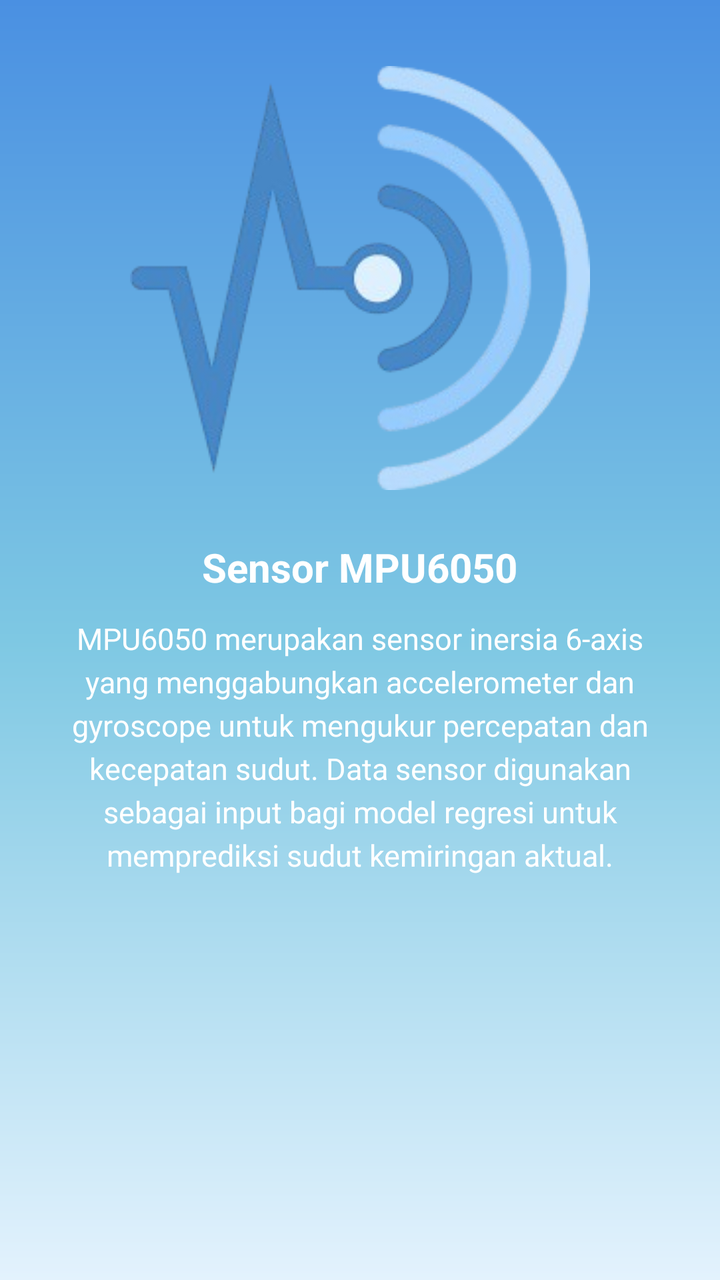
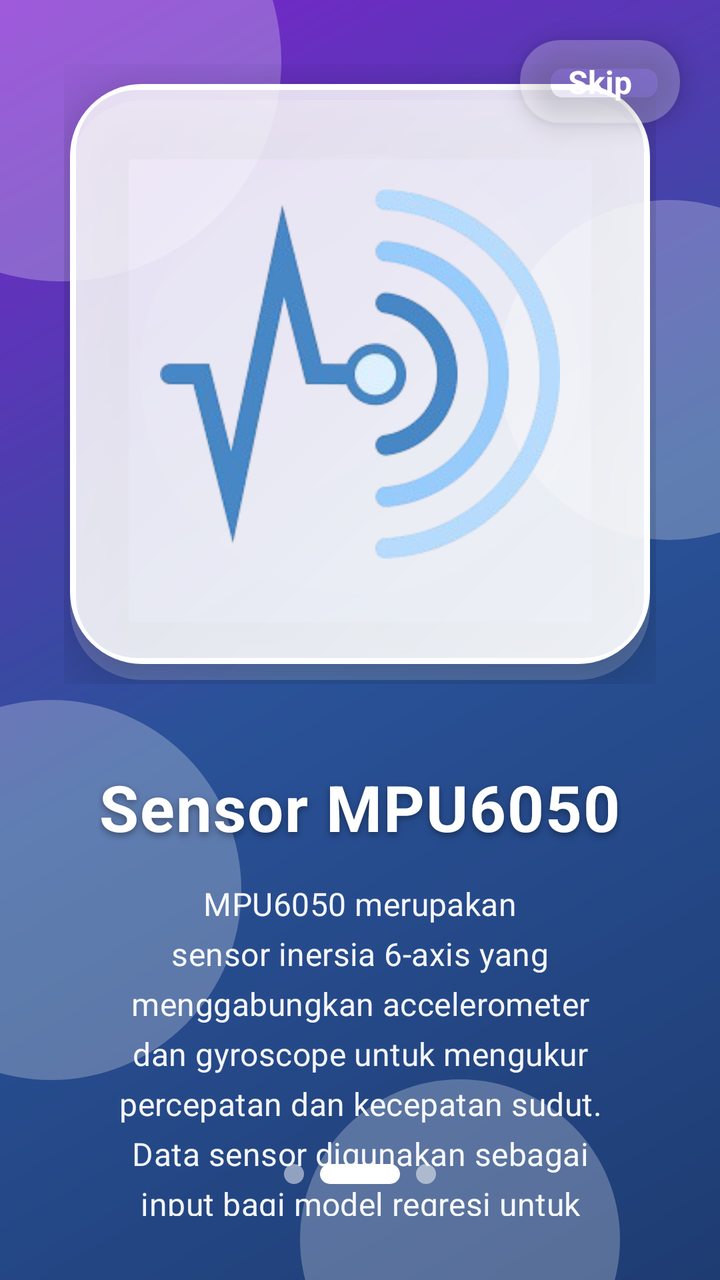

Two renders of the same Android screen: before a commit and after it. Below are the layout's source before the change and the commit's diff.
<!-- AndroidManifest.xml: application theme Theme.NajwaBelajarNavigationDrawer -->
<!-- res/layout/fragment_sensor.xml -->
<?xml version="1.0" encoding="utf-8"?>
<ScrollView xmlns:android="http://schemas.android.com/apk/res/android"
    android:layout_width="match_parent"
    android:layout_height="match_parent"
    android:background="@drawable/bg_gradient"
    android:padding="24dp">

    <LinearLayout
        android:layout_width="match_parent"
        android:layout_height="wrap_content"
        android:orientation="vertical"
        android:gravity="center_horizontal">

        <ImageView
            android:id="@+id/gambarSensor"
            android:layout_width="230dp"
            android:layout_height="230dp"
            android:src="@drawable/gambar_sensor"
            android:contentDescription="@string/judul_sensor"
            android:layout_marginBottom="16dp" />

        <TextView
            android:id="@+id/judulSensor"
            android:layout_width="wrap_content"
            android:layout_height="wrap_content"
            android:text="@string/judul_sensor"
            android:textColor="@android:color/white"
            android:textSize="20sp"
            android:textStyle="bold"
            android:layout_marginBottom="12dp" />

        <TextView
            android:id="@+id/textSensor"
            android:layout_width="match_parent"
            android:layout_height="wrap_content"
            android:text="@string/isi_sensor"
            android:textColor="@android:color/white"
            android:textSize="15sp"
            android:textAlignment="center"
            android:lineSpacingExtra="4dp" />
    </LinearLayout>
</ScrollView>
<!-- resources referenced by this layout -->
<resources>
  <!-- drawable bg_gradient (drawable) -->
  <?xml version="1.0" encoding="utf-8"?>
  <shape xmlns:android="http://schemas.android.com/apk/res/android"
      android:shape="rectangle">
      <gradient
          android:startColor="@color/gradien_awal"
          android:centerColor="@color/gradien_tengah"
          android:endColor="@color/gradien_akhir"
          android:angle="270"
          android:type="linear"
          android:useLevel="false" />
  </shape>
  <!-- drawable gambar_sensor: png bitmap (drawable, 43501 bytes) -->
  <string name="isi_sensor">
          MPU6050 merupakan sensor inersia 6-axis yang menggabungkan accelerometer dan gyroscope untuk mengukur percepatan dan kecepatan sudut.
          Data sensor digunakan sebagai input bagi model regresi untuk memprediksi sudut kemiringan aktual.
      </string>
  <string name="judul_sensor">Sensor MPU6050</string>
  <style name="Theme.NajwaBelajarNavigationDrawer" parent="Base.Theme.NajwaBelajarNavigationDrawer" />
  <color name="gradien_awal">#4A90E2</color>
  <color name="gradien_tengah">#7EC8E3</color>
  <color name="gradien_akhir">#E3F2FD</color>
  <style name="Base.Theme.NajwaBelajarNavigationDrawer" parent="Theme.Material3.DayNight.NoActionBar">
  
          <item name="colorPrimary">@color/biru_tua</item>
          <item name="colorPrimaryContainer">@color/biru_muda</item>
          <item name="colorOnPrimary">@android:color/white</item>
  
          <item name="android:windowBackground">@color/putih</item>
          <item name="android:statusBarColor">@color/biru_tua</item>
  
          <item name="windowActionBar">false</item>
          <item name="android:windowNoTitle">true</item>
      </style>
  <color name="biru_tua">#0D47A1</color>
  <color name="biru_muda">#42A5F5</color>
  <color name="putih">#FFFFFFFF</color>
</resources>

<!-- the commit's change to res/layout/fragment_sensor.xml (unified diff, before → after) -->
@@ -1,42 +1,209 @@
 <?xml version="1.0" encoding="utf-8"?>
-<ScrollView xmlns:android="http://schemas.android.com/apk/res/android"
+<androidx.constraintlayout.widget.ConstraintLayout
+    xmlns:android="http://schemas.android.com/apk/res/android"
+    xmlns:app="http://schemas.android.com/apk/res-auto"
     android:layout_width="match_parent"
     android:layout_height="match_parent"
-    android:background="@drawable/bg_gradient"
-    android:padding="24dp">
-
+    android:background="@drawable/bg_onboarding_gradient">
+
+    
+    <View
+        android:layout_width="220dp"
+        android:layout_height="220dp"
+        android:background="@drawable/bg_wave_decoration"
+        app:layout_constraintTop_toTopOf="parent"
+        app:layout_constraintStart_toStartOf="parent"
+        android:layout_marginTop="-80dp"
+        android:layout_marginStart="-80dp" />
+
+    <View
+        android:layout_width="170dp"
+        android:layout_height="170dp"
+        android:background="@drawable/bg_wave_decoration"
+        app:layout_constraintTop_toTopOf="parent"
+        app:layout_constraintEnd_toEndOf="parent"
+        android:layout_marginTop="100dp"
+        android:layout_marginEnd="-60dp" />
+
+    <View
+        android:layout_width="190dp"
+        android:layout_height="190dp"
+        android:background="@drawable/bg_wave_decoration"
+        app:layout_constraintBottom_toBottomOf="parent"
+        app:layout_constraintStart_toStartOf="parent"
+        android:layout_marginBottom="100dp"
+        android:layout_marginStart="-70dp" />
+
+    <View
+        android:layout_width="160dp"
+        android:layout_height="160dp"
+        android:background="@drawable/bg_wave_decoration"
+        app:layout_constraintBottom_toBottomOf="parent"
+        app:layout_constraintEnd_toEndOf="parent"
+        android:layout_marginBottom="-60dp"
+        android:layout_marginEnd="50dp" />
+
+    
+    <androidx.cardview.widget.CardView
+        android:layout_width="wrap_content"
+        android:layout_height="wrap_content"
+        android:layout_margin="20dp"
+        app:cardCornerRadius="20dp"
+        app:cardElevation="8dp"
+        app:cardBackgroundColor="@android:color/transparent"
+        app:layout_constraintTop_toTopOf="parent"
+        app:layout_constraintEnd_toEndOf="parent">
+
+        <FrameLayout
+            android:id="@+id/btnSkip"
+            android:layout_width="wrap_content"
+            android:layout_height="wrap_content"
+            android:background="@drawable/bg_skip_button"
+            android:clickable="true"
+            android:focusable="true"
+            android:foreground="?attr/selectableItemBackground"
+            android:paddingHorizontal="24dp"
+            android:paddingVertical="10dp">
+
+            <TextView
+                android:layout_width="wrap_content"
+                android:layout_height="wrap_content"
+                android:text="Skip"
+                android:textColor="@color/putih"
+                android:textSize="16sp"
+                android:textStyle="bold" />
+
+        </FrameLayout>
+
+    </androidx.cardview.widget.CardView>
+
+    
     <LinearLayout
         android:layout_width="match_parent"
         android:layout_height="wrap_content"
         android:orientation="vertical"
-        android:gravity="center_horizontal">
-
-        <ImageView
-            android:id="@+id/gambarSensor"
-            android:layout_width="230dp"
-            android:layout_height="230dp"
-            android:src="@drawable/gambar_sensor"
-            android:contentDescription="@string/judul_sensor"
-            android:layout_marginBottom="16dp" />
-
+        android:gravity="center_horizontal"
+        android:padding="32dp"
+        app:layout_constraintTop_toTopOf="parent"
+        app:layout_constraintBottom_toBottomOf="parent"
+        app:layout_constraintStart_toStartOf="parent"
+        app:layout_constraintEnd_toEndOf="parent">
+
+        
+        <FrameLayout
+            android:layout_width="310dp"
+            android:layout_height="310dp"
+            android:layout_marginBottom="40dp">
+
+            
+            <androidx.cardview.widget.CardView
+                android:layout_width="290dp"
+                android:layout_height="290dp"
+                android:layout_gravity="center"
+                android:layout_marginTop="8dp"
+                app:cardCornerRadius="36dp"
+                app:cardElevation="0dp"
+                app:cardBackgroundColor="#30FFFFFF" />
+
+            
+            <androidx.cardview.widget.CardView
+                android:layout_width="290dp"
+                android:layout_height="290dp"
+                android:layout_gravity="center"
+                app:cardCornerRadius="36dp"
+                app:cardElevation="20dp"
+                app:cardBackgroundColor="@android:color/transparent">
+
+                <FrameLayout
+                    android:layout_width="match_parent"
+                    android:layout_height="match_parent"
+                    android:background="@drawable/bg_card_modern">
+
+                    
+                    <View
+                        android:layout_width="220dp"
+                        android:layout_height="220dp"
+                        android:layout_gravity="center"
+                        android:background="@drawable/bg_wave_decoration"
+                        android:alpha="0.3" />
+
+                    <ImageView
+                        android:id="@+id/gambarSensor"
+                        android:layout_width="200dp"
+                        android:layout_height="200dp"
+                        android:layout_gravity="center"
+                        android:src="@drawable/gambar_sensor"
+                        android:contentDescription="@string/judul_sensor"
+                        android:scaleType="centerInside" />
+
+                </FrameLayout>
+
+            </androidx.cardview.widget.CardView>
+
+        </FrameLayout>
+
+        
         <TextView
             android:id="@+id/judulSensor"
             android:layout_width="wrap_content"
             android:layout_height="wrap_content"
             android:text="@string/judul_sensor"
-            android:textColor="@android:color/white"
-            android:textSize="20sp"
+            android:textColor="@color/putih"
+            android:textSize="32sp"
             android:textStyle="bold"
-            android:layout_marginBottom="12dp" />
-
+            android:layout_marginBottom="16dp"
+            android:textAlignment="center"
+            android:shadowColor="#60000000"
+            android:shadowDx="0"
+            android:shadowDy="4"
+            android:shadowRadius="8"
+            android:letterSpacing="0.02" />
+
+        
         <TextView
             android:id="@+id/textSensor"
             android:layout_width="match_parent"
             android:layout_height="wrap_content"
             android:text="@string/isi_sensor"
-            android:textColor="@android:color/white"
-            android:textSize="15sp"
+            android:textColor="@color/putih"
+            android:textSize="16sp"
             android:textAlignment="center"
-            android:lineSpacingExtra="4dp" />
+            android:lineSpacingExtra="6dp"
+            android:paddingHorizontal="20dp"
+            android:alpha="0.95"
+            android:letterSpacing="0.01" />
+
     </LinearLayout>
-</ScrollView>
+
+    
+    <LinearLayout
+        android:id="@+id/dotsIndicator"
+        android:layout_width="wrap_content"
+        android:layout_height="wrap_content"
+        android:orientation="horizontal"
+        android:layout_marginBottom="48dp"
+        android:gravity="center"
+        app:layout_constraintBottom_toBottomOf="parent"
+        app:layout_constraintStart_toStartOf="parent"
+        app:layout_constraintEnd_toEndOf="parent">
+
+        <View
+            android:layout_width="10dp"
+            android:layout_height="10dp"
+            android:layout_marginEnd="8dp"
+            android:background="@drawable/dot_inactive" />
+
+        <View
+            android:layout_width="40dp"
+            android:layout_height="10dp"
+            android:layout_marginEnd="8dp"
+            android:background="@drawable/dot_active" />
+
+        <View
+            android:layout_width="10dp"
+            android:layout_height="10dp"
+            android:background="@drawable/dot_inactive" />
+
+    </LinearLayout>
+
+</androidx.constraintlayout.widget.ConstraintLayout>
<!-- resource entries referenced after the edit -->
@@ -1,17 +1,5 @@
 <!-- resources referenced by this layout -->
 <resources>
-  <!-- drawable bg_gradient (drawable) -->
-  <?xml version="1.0" encoding="utf-8"?>
-  <shape xmlns:android="http://schemas.android.com/apk/res/android"
-      android:shape="rectangle">
-      <gradient
-          android:startColor="@color/gradien_awal"
-          android:centerColor="@color/gradien_tengah"
-          android:endColor="@color/gradien_akhir"
-          android:angle="270"
-          android:type="linear"
-          android:useLevel="false" />
-  </shape>
   <!-- drawable gambar_sensor: png bitmap (drawable, 43501 bytes) -->
   <string name="isi_sensor">
           MPU6050 merupakan sensor inersia 6-axis yang menggabungkan accelerometer dan gyroscope untuk mengukur percepatan dan kecepatan sudut.
@@ -19,9 +7,6 @@
       </string>
   <string name="judul_sensor">Sensor MPU6050</string>
   <style name="Theme.NajwaBelajarNavigationDrawer" parent="Base.Theme.NajwaBelajarNavigationDrawer" />
-  <color name="gradien_awal">#4A90E2</color>
-  <color name="gradien_tengah">#7EC8E3</color>
-  <color name="gradien_akhir">#E3F2FD</color>
   <style name="Base.Theme.NajwaBelajarNavigationDrawer" parent="Theme.Material3.DayNight.NoActionBar">
   
           <item name="colorPrimary">@color/biru_tua</item>
@@ -37,5 +22,61 @@
   <color name="biru_tua">#0D47A1</color>
   <color name="biru_muda">#42A5F5</color>
   <color name="putih">#FFFFFFFF</color>
+  <!-- drawable bg_card_modern (drawable) -->
+  <?xml version="1.0" encoding="utf-8"?>
+  <shape xmlns:android="http://schemas.android.com/apk/res/android"
+      android:shape="rectangle">
+      <gradient
+          android:angle="135"
+          android:startColor="#E6FFFFFF"
+          android:endColor="#CCFFFFFF"
+          android:type="linear" />
+      <corners android:radius="32dp" />
+      <stroke
+          android:width="3dp"
+          android:color="#FFFFFF" />
+  </shape>
+  <!-- drawable bg_onboarding_gradient (drawable) -->
+  <?xml version="1.0" encoding="utf-8"?>
+  <shape xmlns:android="http://schemas.android.com/apk/res/android">
+      <gradient
+          android:angle="135"
+          android:startColor="#1e3c72"
+          android:centerColor="#2a5298"
+          android:endColor="#7e22ce"
+          android:type="linear" />
+  </shape>
+  <!-- drawable bg_skip_button (drawable) -->
+  <?xml version="1.0" encoding="utf-8"?>
+  <shape xmlns:android="http://schemas.android.com/apk/res/android"
+      android:shape="rectangle">
+      <solid android:color="#40FFFFFF" />
+      <corners android:radius="20dp" />
+  </shape>
+  <!-- drawable bg_wave_decoration (drawable) -->
+  <?xml version="1.0" encoding="utf-8"?>
+  <shape xmlns:android="http://schemas.android.com/apk/res/android"
+      android:shape="oval">
+      <solid android:color="#40FFFFFF" />
+  </shape>
+  <!-- drawable dot_active (drawable) -->
+  <?xml version="1.0" encoding="utf-8"?>
+  <shape xmlns:android="http://schemas.android.com/apk/res/android"
+      android:shape="rectangle">
+      <solid android:color="#FFFFFF" />
+      <corners android:radius="8dp" />
+      <size
+          android:width="40dp"
+          android:height="10dp" />
+  </shape>
+  <!-- drawable dot_inactive (drawable) -->
+  <?xml version="1.0" encoding="utf-8"?>
+  <shape xmlns:android="http://schemas.android.com/apk/res/android"
+      android:shape="oval">
+      <solid android:color="#80FFFFFF" />
+      <size
+          android:width="10dp"
+          android:height="10dp" />
+  </shape>
 </resources>
 
